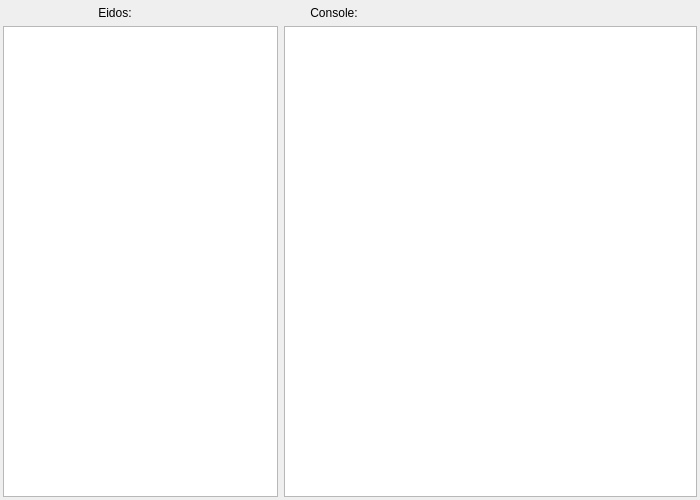
MesserLab/SLiM, file QtSLiM/QtSLiMEidosConsole.ui: the form before one commit.
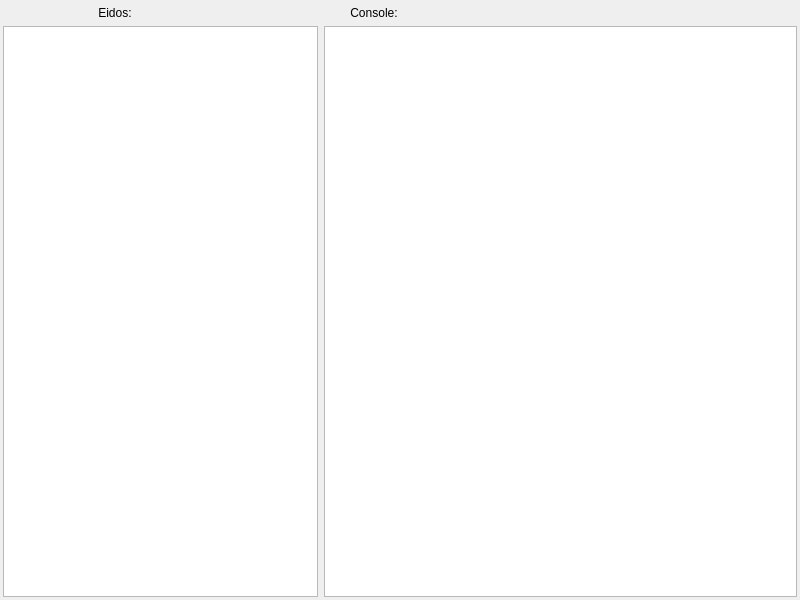
The form after the commit. Icons and pictures are not drawn. Custom widgets are drawn as their Qt base class.

Commit message: increase the default size of the Eidos console and Help windows

```diff
--- a/QtSLiM/QtSLiMEidosConsole.ui
+++ b/QtSLiM/QtSLiMEidosConsole.ui
@@ -6,8 +6,8 @@
    <rect>
     <x>0</x>
     <y>0</y>
-    <width>700</width>
-    <height>500</height>
+    <width>800</width>
+    <height>600</height>
    </rect>
   </property>
   <property name="minimumSize">
```
The commit also changes 1 other file.
